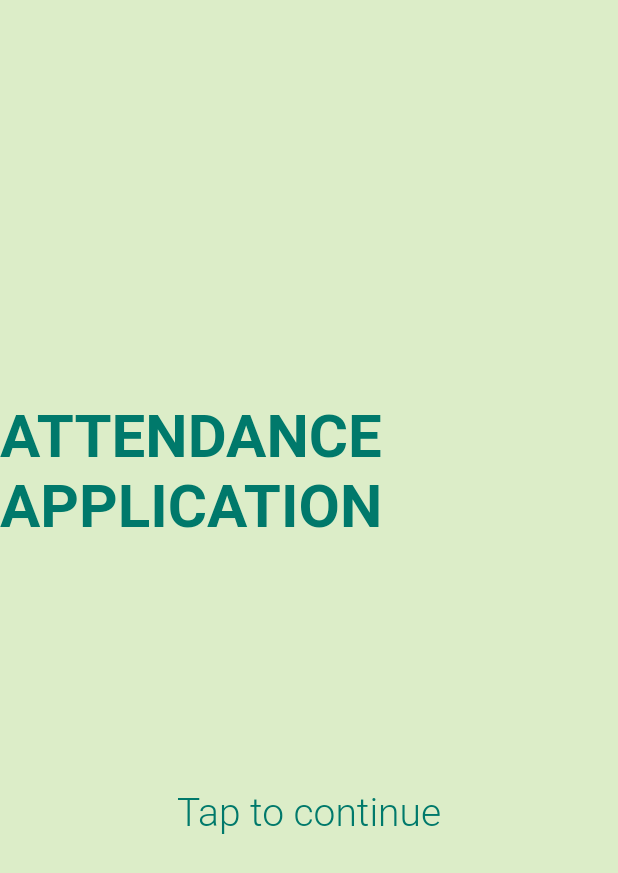
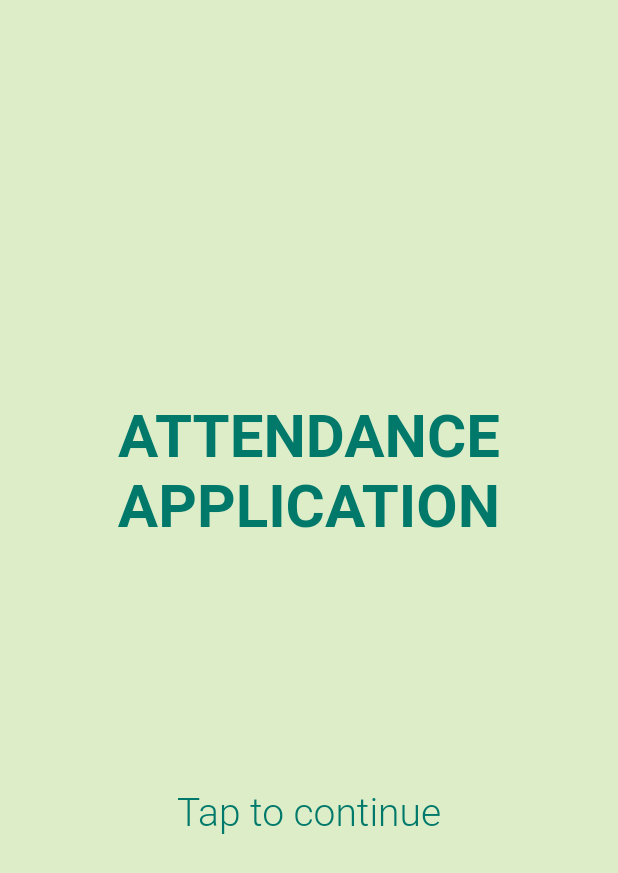
Before and after one commit to khidir-yusoff/flutter_attendance_app, a Flutter app: the screen it shows after launch, on a phone screen of 412 x 824 dp. Shown: the top 873 px of the screen. Run offline on Flutter 3.47's test engine with Material 2 defaults, Android fonts, the phone set to English and light mode, and no system bars; our stand-ins replace auto_route, universal_platform.

Commit message:
Adding changes
+ Added auto_route and made navigation
+ Added platform checking
+ Placeholder for Main/Tutorial page
+ Shared component for background

```diff
--- /dev/null
+++ b/lib/component/background.dart
@@ -0,0 +1,32 @@
+import 'package:flutter/material.dart';
+
+class StandardBackground extends StatelessWidget {
+  const StandardBackground({
+    Key? key,
+    required this.child,
+  }) : super(key: key);
+
+  final Widget child;
+
+  @override
+  Widget build(BuildContext context) {
+    return Scaffold(
+      backgroundColor: const Color(0xFFDCEDC8),
+      body: child,
+    );
+  }
+}
+
+class NotSupportedBackground extends StatelessWidget {
+  const NotSupportedBackground({Key? key}) : super(key: key);
+
+  @override
+  Widget build(BuildContext context) {
+    return const Scaffold(
+      backgroundColor: Color(0xFFDCEDC8),
+      body: Center(
+        child: Text('Size not supported'),
+      ),
+    );
+  }
+}
--- a/lib/component/component.dart
+++ b/lib/component/component.dart
@@ -1 +1,2 @@
 //this folder is for any component that can be shared
+export 'background.dart';
--- a/lib/ft_01_landing_page/pg_landing_page/page.dart
+++ b/lib/ft_01_landing_page/pg_landing_page/page.dart
@@ -1,14 +1,19 @@
 import 'package:flutter/material.dart';
+import 'package:flutter_attendance_app/pages.dart';
+
+import '../../component/component.dart';
 
 class FAALandingPage extends StatelessWidget {
   const FAALandingPage({Key? key}) : super(key: key);
 
   @override
   Widget build(BuildContext context) {
-    return const Scaffold(
-      backgroundColor: Color(0xFFDCEDC8),
-      body: _LandingPage(),
-    );
+    return MediaQuery.of(context).size.width < 360 ||
+            MediaQuery.of(context).size.height < 640
+        ? const NotSupportedBackground()
+        : const StandardBackground(
+            child: _LandingPage(),
+          );
   }
 }
 
@@ -24,7 +29,9 @@ class _LandingPage extends StatelessWidget {
           height: MediaQuery.of(context).size.height,
           width: MediaQuery.of(context).size.width,
           child: GestureDetector(
-            onTap: () {},
+            onTap: () => context.router.replace(
+              const FAAMainRoute(),
+            ),
           ),
         ),
       ],
@@ -43,6 +50,7 @@ class _LandingPageText extends StatelessWidget {
         children: [
           const Text(
             'ATTENDANCE APPLICATION',
+            textAlign: TextAlign.center,
             style: TextStyle(
               fontSize: 40,
               fontWeight: FontWeight.bold,
@@ -52,6 +60,7 @@ class _LandingPageText extends StatelessWidget {
           SizedBox(height: MediaQuery.of(context).size.height * 0.2),
           const Text(
             'Tap to continue',
+            textAlign: TextAlign.center,
             style: TextStyle(
               fontSize: 26,
               fontWeight: FontWeight.w300,
--- /dev/null
+++ b/lib/ft_02_main_page/ft_main_page.dart
@@ -0,0 +1 @@
+export 'pg_main_page/page.dart';
--- /dev/null
+++ b/lib/ft_03_tutorial_page/ft_tutorial_page.dart
@@ -0,0 +1 @@
+export 'pg_tutorial_page/page.dart';
--- a/lib/main.dart
+++ b/lib/main.dart
@@ -2,21 +2,24 @@ import 'package:flutter/material.dart';
 import 'pages.dart';
 
 void main() {
-  runApp(const MyApp());
+  runApp(MyApp());
 }
 
 class MyApp extends StatelessWidget {
-  const MyApp({super.key});
+  MyApp({super.key});
+
+  final _appRouter = AppRouter();
 
   // This widget is the root of your application.
   @override
   Widget build(BuildContext context) {
-    return MaterialApp(
+    return MaterialApp.router(
       title: 'Attendance Application',
       theme: ThemeData(
         primarySwatch: Colors.blue,
       ),
-      home: const FAALandingPage(),
+      routerDelegate: _appRouter.delegate(),
+      routeInformationParser: _appRouter.defaultRouteParser(),
     );
   }
 }
--- a/lib/pages.dart
+++ b/lib/pages.dart
@@ -1 +1,6 @@
 export 'ft_01_landing_page/ft_landing_page.dart';
+export 'ft_02_main_page/ft_main_page.dart';
+export 'ft_03_tutorial_page/ft_tutorial_page.dart';
+export 'routes/routes.dart';
+
+export 'package:auto_route/auto_route.dart' show AutoRouterX;
--- a/pubspec.yaml
+++ b/pubspec.yaml
@@ -8,11 +8,15 @@ environment:
   sdk: '>=2.19.4 <3.0.0'
 
 dependencies:
+  auto_route: ^5.0.4
   flutter:
     sdk: flutter
   cupertino_icons: ^1.0.2
+  universal_platform: ^1.0.0+1
 
 dev_dependencies:
+  auto_route_generator: ^5.0.3
+  build_runner: ^2.3.3
   flutter_test:
     sdk: flutter
   flutter_lints: ^2.0.0
```
Also changed, not shown: lib/ft_02_main_page/pg_main_page/page.dart (added, +32 -0 lines), lib/ft_03_tutorial_page/pg_tutorial_page/page.dart (added, +19 -0 lines), lib/platform.dart (added, +27 -0 lines), lib/routes/routes.dart (added, +22 -0 lines), lib/routes/routes.gr.dart (added), pubspec.lock, 1 other file.
